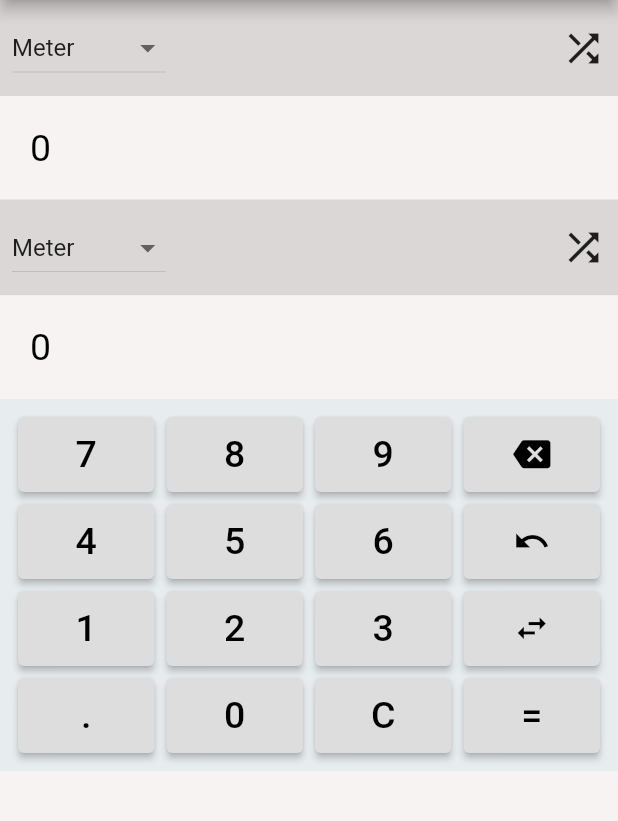
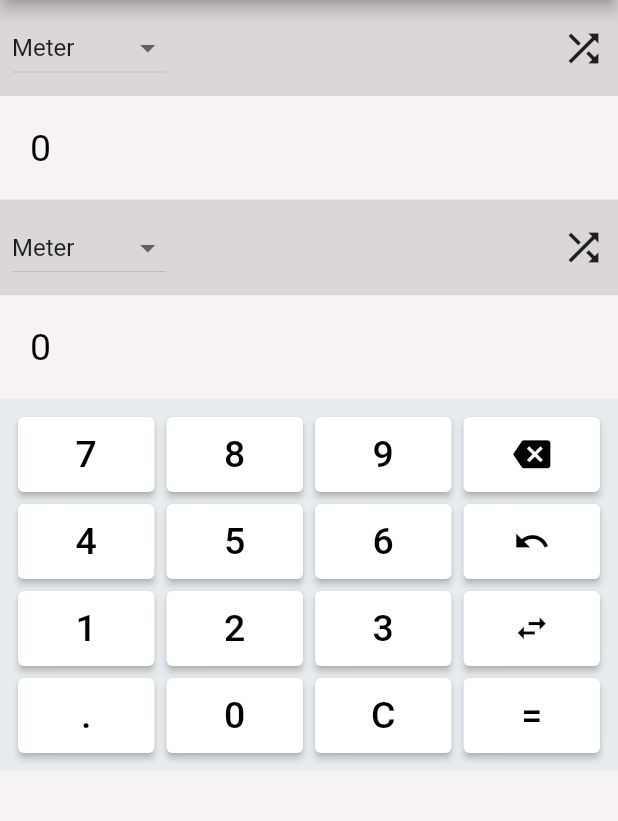
Before and after one commit to 8RIII/cc206-converter_app, a Flutter app: the screen it shows after launch, on a phone screen of 412 x 824 dp, the part 84-905 px from its top. Run offline on Flutter 3.47's test engine with Material 2 defaults, Android fonts, the phone set to English and light mode, and no system bars.

Commit message:
keypad edit

```diff
--- a/lib/features/distance_function.dart
+++ b/lib/features/distance_function.dart
@@ -65,7 +65,7 @@ class CalculatorButton extends StatelessWidget {
         child: ElevatedButton(
           onPressed: () {},
           style: ElevatedButton.styleFrom(
-            primary: color ?? const Color.fromRGBO(221, 221, 221, 1),
+            primary: color ?? const Color.fromRGBO(255, 255, 255, 1),
             shape: RoundedRectangleBorder(
               borderRadius: BorderRadius.circular(4.0),
             ),
@@ -96,7 +96,7 @@ class CalculatorIconButton extends StatelessWidget {
         child: ElevatedButton(
           onPressed: () {},
           style: ElevatedButton.styleFrom(
-            primary: color ?? const Color.fromRGBO(221, 221, 221, 1),
+            primary: color ?? const Color.fromRGBO(255, 255, 255, 1),
             shape: RoundedRectangleBorder(
               borderRadius: BorderRadius.circular(4.0),
             ),
```
